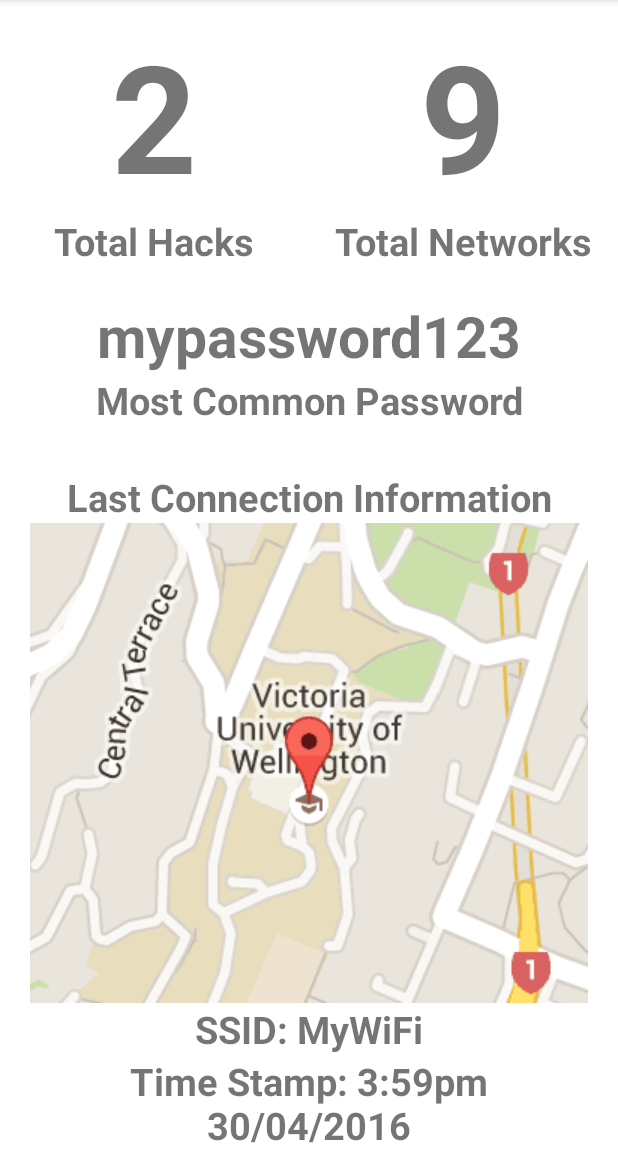
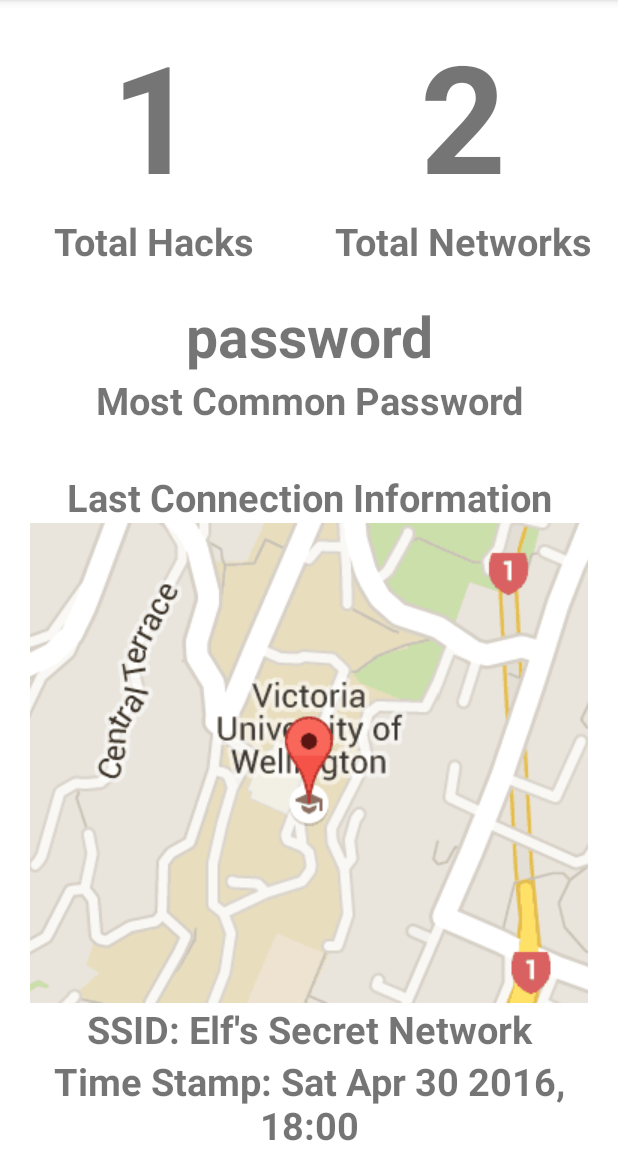
Before and after one commit to Front-Door/NetFindr, an Android app: the screen it shows after launch (MainActivity), on a phone screen of 412 x 824 dp, the part 84-1236 px from its top. Run offline under Robolectric (Android 15) with nearby library versions, the phone set to English and light mode, and no system bars.

Commit message:
Intergrated view with database info so info isn't static anymore

```diff
--- a/app/src/main/java/nz/frontdoor/netfindr/MainActivity.java
+++ b/app/src/main/java/nz/frontdoor/netfindr/MainActivity.java
@@ -47,13 +47,13 @@ public class MainActivity extends AppCompatActivity {
         wifiServiceIntent = new Intent(this, WifiService.class);
         wifiServiceIntent.setData(Uri.parse("START"));
 
-        Button hack = (Button) findViewById(R.id.hack);
-        hack.setOnClickListener(new View.OnClickListener() {
-            @Override
-            public void onClick(View v) {
-                MainActivity.this.startService(wifiServiceIntent);
-            }
-        });
+//        Button hack = (Button) findViewById(R.id.hack);
+//        hack.setOnClickListener(new View.OnClickListener() {
+//            @Override
+//            public void onClick(View v) {
+//                MainActivity.this.startService(wifiServiceIntent);
+//            }
+//        });
 
         Database db = new Database(getApplicationContext());
         // Insert dummy data
@@ -86,6 +86,21 @@ public class MainActivity extends AppCompatActivity {
             Log.d("db", "unsuccessful wifi:" + conn.getWifiName());
         }
 
+        TextView hackCount = (TextView) findViewById(R.id.total_hacks);
+        //String s = "" + db.getSuccessfulNetworks().size();
+        hackCount.setText("" + db.getSuccessfulNetworks().size());
+
+        TextView netCount = (TextView) findViewById(R.id.total_networks);
+        netCount.setText("" + db.getNetworkCount());
+
+        TextView password = (TextView) findViewById(R.id.password);
+        password.setText(db.getPasswordById(1).getPhrase());
+
+        TextView ssid = (TextView) findViewById(R.id.ssid);
+        ssid.setText("SSID: " + "Elf's Secret Network");
+
+        TextView timestamp = (TextView) findViewById(R.id.timestamp);
+        timestamp.setText("Time Stamp: " + "Sat Apr 30 2016, 18:00");
     }
 
     @Override
--- a/app/src/main/res/layout/activity_main.xml
+++ b/app/src/main/res/layout/activity_main.xml
@@ -55,6 +55,7 @@
                 android:orientation="vertical">
 
                 <TextView
+                    android:id="@+id/total_networks"
                     android:layout_width="match_parent"
                     android:layout_height="wrap_content"
                     android:gravity="center"
@@ -64,7 +65,6 @@
                     android:textStyle="bold" />
 
                 <TextView
-                    android:id="@+id/total_networks"
                     android:layout_width="match_parent"
                     android:layout_height="match_parent"
                     android:gravity="center"
```
Also changed, not shown: app/src/main/res/values/colors.xml (+0 -7 lines).
